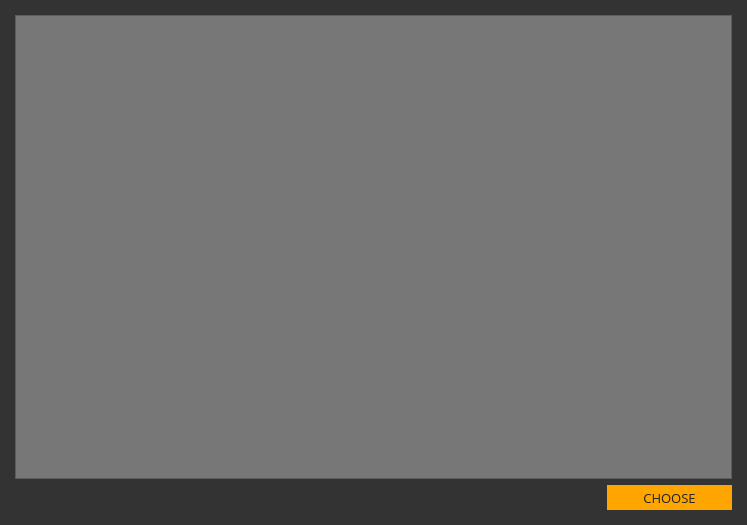
Before: the Qt Designer form src/gui/ui/addressbookdialog.ui in ConcealNetwork/conceal-desktop, drawn with Qt 5.
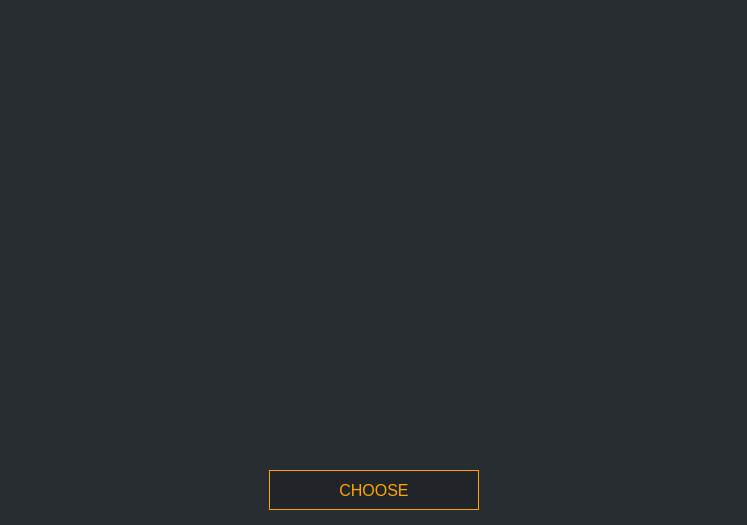
After: the same form once the commit is applied.

The edit to the form file:
```diff
--- a/src/gui/ui/addressbookdialog.ui
+++ b/src/gui/ui/addressbookdialog.ui
@@ -10,11 +10,16 @@
     <height>525</height>
    </rect>
   </property>
+  <property name="font">
+   <font>
+    <family>Poppins</family>
+   </font>
+  </property>
   <property name="windowTitle">
    <string>Select address</string>
   </property>
   <property name="styleSheet">
-   <string notr="true">background-color: #333; color: #e5e5e5;</string>
+   <string notr="true">background-color: #282d31; color: #ddd;</string>
   </property>
   <layout class="QVBoxLayout" name="verticalLayout">
    <property name="leftMargin">
@@ -31,8 +36,14 @@
    </property>
    <item>
     <widget class="QTreeView" name="m_addressBookView">
+     <property name="font">
+      <font>
+       <pointsize>-1</pointsize>
+      </font>
+     </property>
      <property name="styleSheet">
-      <string notr="true">background-color: #777; color: #e5e5e5;</string>
+      <string notr="true">background-color: #282d31; color: #ddd; border: 0px;
+font-size: 14px;</string>
      </property>
     </widget>
    </item>
@@ -55,24 +66,38 @@
       <widget class="QPushButton" name="m_okButton">
        <property name="minimumSize">
         <size>
-         <width>125</width>
-         <height>25</height>
+         <width>210</width>
+         <height>40</height>
         </size>
        </property>
        <property name="font">
         <font>
-         <family>Open Sans</family>
-         <pointsize>10</pointsize>
+         <pointsize>-1</pointsize>
         </font>
        </property>
        <property name="styleSheet">
-        <string notr="true">color: #222; border-radius: 0px; border: 0px solid; background-color: orange;</string>
+        <string notr="true">QPushButton#m_okButton {color: orange; background-color: #212529; border: 1px solid orange; font-size: 16px;}
+
+QPushButton#m_okButton:hover {color: orange; background-color: #212529; border: 2px solid orange; font-size: 16px;}</string>
        </property>
        <property name="text">
         <string>CHOOSE</string>
        </property>
       </widget>
      </item>
+     <item>
+      <spacer name="horizontalSpacer_2">
+       <property name="orientation">
+        <enum>Qt::Horizontal</enum>
+       </property>
+       <property name="sizeHint" stdset="0">
+        <size>
+         <width>40</width>
+         <height>20</height>
+        </size>
+       </property>
+      </spacer>
+     </item>
     </layout>
    </item>
   </layout>
```
